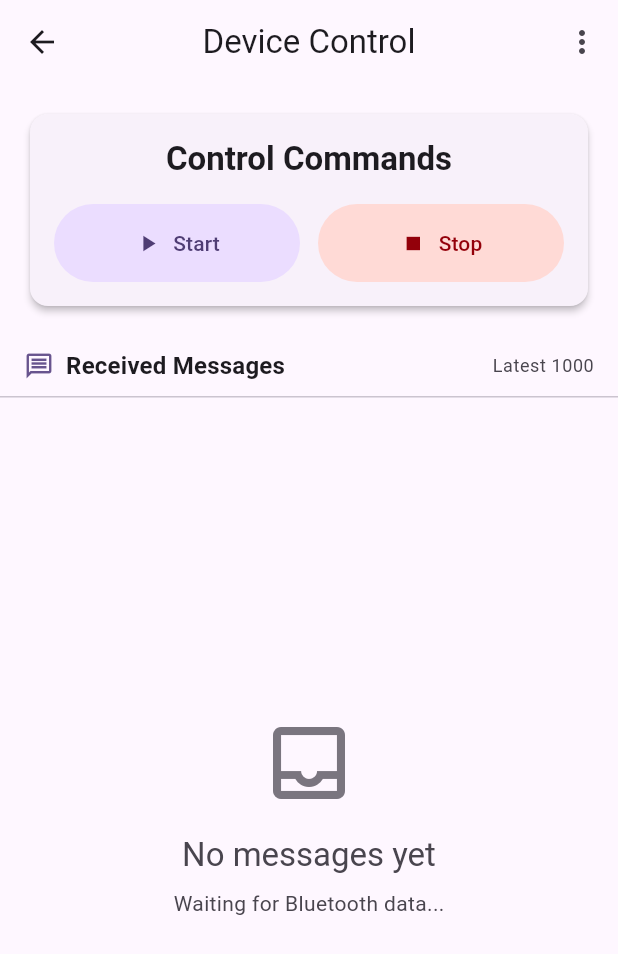
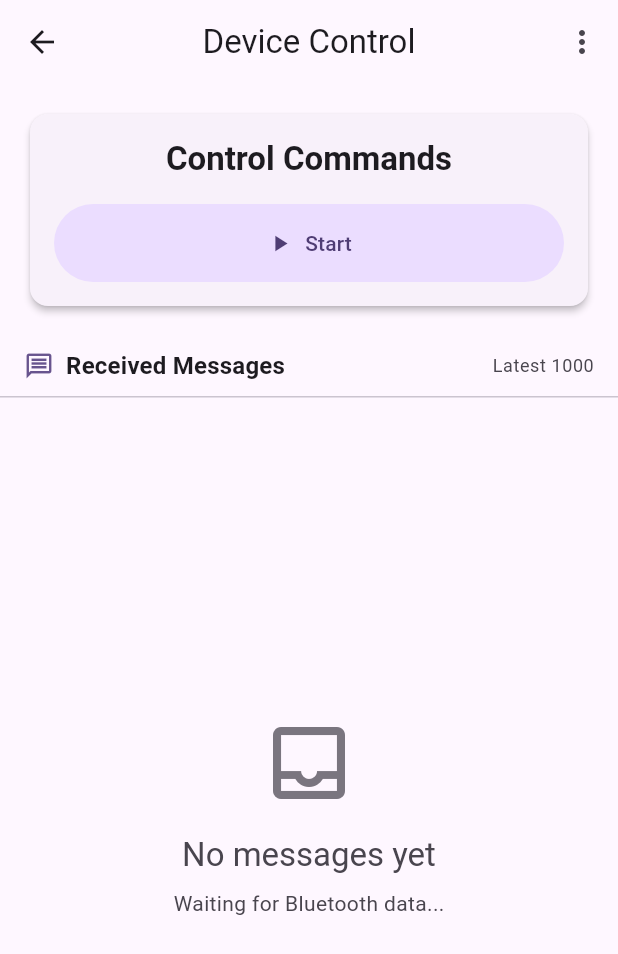
Before and after one commit to Mike17K/TAFAnalizerApp, a Flutter app: the ControlScreen screen opened directly, on a phone screen of 412 x 824 dp. Shown: the top 954 px of the screen. Run offline on Flutter 3.47's test engine with Material 3 defaults, Android fonts, the phone set to English and light mode, and no system bars; our stand-ins replace flutter_bloc, flutter_bluetooth_serial, hydrated_bloc, permission_handler.

Commit message:
ux improved

```diff
--- a/lib/blocs/bluetooth/bluetooth_state.dart
+++ b/lib/blocs/bluetooth/bluetooth_state.dart
@@ -15,7 +15,8 @@ class BluetoothConnecting extends BluetoothState {}
 
 class BluetoothConnected extends BluetoothState {
   final bt.BluetoothDevice device;
-  BluetoothConnected(this.device);
+  final List<String> messages;
+  BluetoothConnected(this.device, {this.messages = const []});
 }
 
 class BluetoothDisconnected extends BluetoothState {}
@@ -26,8 +27,3 @@ class BluetoothError extends BluetoothState {
 }
 
 class BluetoothNotEnabled extends BluetoothState {}
-
-class BluetoothMessagesReceived extends BluetoothState {
-  final List<String> messages;
-  BluetoothMessagesReceived(this.messages);
-}
--- a/lib/screens/control_screen.dart
+++ b/lib/screens/control_screen.dart
@@ -5,8 +5,16 @@ import '../blocs/bluetooth/bluetooth_event.dart';
 import '../blocs/bluetooth/bluetooth_state.dart';
 import '../widgets/message_display.dart';
 
-class ControlScreen extends StatelessWidget {
+class ControlScreen extends StatefulWidget {
   const ControlScreen({super.key});
+
+  @override
+  State<ControlScreen> createState() => _ControlScreenState();
+}
+
+class _ControlScreenState extends State<ControlScreen> {
+  // Button states: 0 = show START, 1 = show STOP, 2 = show DATA
+  int _buttonState = 0;
 
   Future<bool> _onWillPop(BuildContext context) async {
     return await showDialog<bool>(
@@ -23,6 +31,10 @@ class ControlScreen extends StatelessWidget {
             onPressed: () {
               Navigator.of(ctx).pop(true);
               context.read<BluetoothBloc>().add(DisconnectEvent());
+              // Reset button state when disconnecting
+              setState(() {
+                _buttonState = 0;
+              });
             },
             child: const Text('Disconnect'),
           ),
@@ -47,10 +59,50 @@ class ControlScreen extends StatelessWidget {
               Navigator.of(ctx).pop();
               context.read<BluetoothBloc>().add(DisconnectEvent());
               Navigator.of(context).pop();
+              // Reset button state when disconnecting
+              setState(() {
+                _buttonState = 0;
+              });
             },
             child: const Text('Disconnect'),
           ),
         ],
+      ),
+    );
+  }
+
+  void _onStartPressed(BuildContext context) {
+    context.read<BluetoothBloc>().add(SendCommandEvent('START'));
+    ScaffoldMessenger.of(context).showSnackBar(
+      const SnackBar(
+        content: Text('START command sent'),
+        duration: Duration(seconds: 1),
+      ),
+    );
+    setState(() {
+      _buttonState = 1; // Show STOP button
+    });
+  }
+
+  void _onStopPressed(BuildContext context) {
+    context.read<BluetoothBloc>().add(SendCommandEvent('STOP'));
+    ScaffoldMessenger.of(context).showSnackBar(
+      const SnackBar(
+        content: Text('STOP command sent'),
+        duration: Duration(seconds: 1),
+      ),
+    );
+    setState(() {
+      _buttonState = 2; // Show DATA button
+    });
+  }
+
+  void _onDataPressed(BuildContext context) {
+    context.read<BluetoothBloc>().add(SendCommandEvent('DATA'));
+    ScaffoldMessenger.of(context).showSnackBar(
+      const SnackBar(
+        content: Text('DATA command sent'),
+        duration: Duration(seconds: 1),
       ),
     );
   }
@@ -188,19 +240,13 @@ class ControlScreen extends StatelessWidget {
                         ),
                     ),
                     const SizedBox(height: 16),
-                    Row(
-                      children: [
-                        Expanded(
+                    // Dynamic button based on state
+                    if (_buttonState == 0) ...[
+                      // Show START button
+                      SizedBox(
+                        width: double.infinity,
                         child: FilledButton.tonalIcon(
-                            onPressed: () {
-                              context.read<BluetoothBloc>().add(SendCommandEvent('START'));
-                              ScaffoldMessenger.of(context).showSnackBar(
-                                const SnackBar(
-                                  content: Text('START command sent'),
-                                  duration: Duration(seconds: 1),
-                                ),
-                              );
-                            },
+                          onPressed: () => _onStartPressed(context),
                           icon: const Icon(Icons.play_arrow),
                           label: const Text('Start'),
                           style: FilledButton.styleFrom(
@@ -210,18 +256,12 @@ class ControlScreen extends StatelessWidget {
                           ),
                         ),
                       ),
-                        const SizedBox(width: 12),
-                        Expanded(
+                    ] else if (_buttonState == 1) ...[
+                      // Show STOP button
+                      SizedBox(
+                        width: double.infinity,
                         child: FilledButton.icon(
-                            onPressed: () {
-                              context.read<BluetoothBloc>().add(SendCommandEvent('STOP'));
-                              ScaffoldMessenger.of(context).showSnackBar(
-                                const SnackBar(
-                                  content: Text('STOP command sent'),
-                                  duration: Duration(seconds: 1),
-                                ),
-                              );
-                            },
+                          onPressed: () => _onStopPressed(context),
                           icon: const Icon(Icons.stop),
                           label: const Text('Stop'),
                           style: FilledButton.styleFrom(
@@ -231,8 +271,46 @@ class ControlScreen extends StatelessWidget {
                           ),
                         ),
                       ),
+                    ] else if (_buttonState == 2) ...[
+                      // Show DATA button
+                      Column(
+                        children: [
+                          SizedBox(
+                            width: double.infinity,
+                            child: FilledButton.icon(
+                              onPressed: () => _onDataPressed(context),
+                              icon: const Icon(Icons.data_usage),
+                              label: const Text('Data'),
+                              style: FilledButton.styleFrom(
+                                padding: const EdgeInsets.symmetric(vertical: 16),
+                                backgroundColor: Theme.of(context).colorScheme.secondaryContainer,
+                                foregroundColor: Theme.of(context).colorScheme.onSecondaryContainer,
+                              ),
+                            ),
+                          ),
+                          const SizedBox(height: 8),
+                          // Optional restart button
+                          SizedBox(
+                            width: double.infinity,
+                            child: OutlinedButton.icon(
+                              onPressed: () {
+                                setState(() {
+                                  _buttonState = 0; // Reset to START
+                                });
+                                ScaffoldMessenger.of(context).showSnackBar(
+                                  const SnackBar(
+                                    content: Text('Ready to start again'),
+                                    duration: Duration(seconds: 1),
+                                  ),
+                                );
+                              },
+                              icon: const Icon(Icons.refresh),
+                              label: const Text('Restart Sequence'),
+                            ),
+                          ),
                         ],
                       ),
+                    ],
                   ],
                 ),
               ),
--- a/lib/widgets/message_display.dart
+++ b/lib/widgets/message_display.dart
@@ -10,9 +10,41 @@ class MessageDisplay extends StatelessWidget {
   Widget build(BuildContext context) {
     return BlocBuilder<BluetoothBloc, BluetoothState>(
       builder: (context, state) {
+        // Handle different states
+        if (state is BluetoothDisconnected) {
+          return Center(
+            child: Column(
+              mainAxisAlignment: MainAxisAlignment.center,
+              children: [
+                Icon(
+                  Icons.bluetooth_disabled,
+                  size: 64,
+                  color: Theme.of(context).colorScheme.outline,
+                ),
+                const SizedBox(height: 16),
+                Text(
+                  'Disconnected',
+                  style: Theme.of(context).textTheme.titleLarge?.copyWith(
+                    color: Theme.of(context).colorScheme.onSurfaceVariant,
+                  ),
+                ),
+                const SizedBox(height: 8),
+                Text(
+                  'Connect to a device to receive messages',
+                  style: Theme.of(context).textTheme.bodyMedium?.copyWith(
+                    color: Theme.of(context).colorScheme.onSurfaceVariant,
+                  ),
+                ),
+              ],
+            ),
+          );
+        }
+
         List<String> messages = [];
-        if (state is BluetoothMessagesReceived) {
+        if (state is BluetoothConnected) {
           messages = state.messages;
+          // Debug: print state info
+          print('MessageDisplay: Connected state with ${messages.length} messages');
         }
 
         if (messages.isEmpty) {
```
Also changed, not shown: lib/blocs/bluetooth/bluetooth_bloc.dart (+51 -9 lines). Lines whose indentation alone changed are shown as unchanged.
